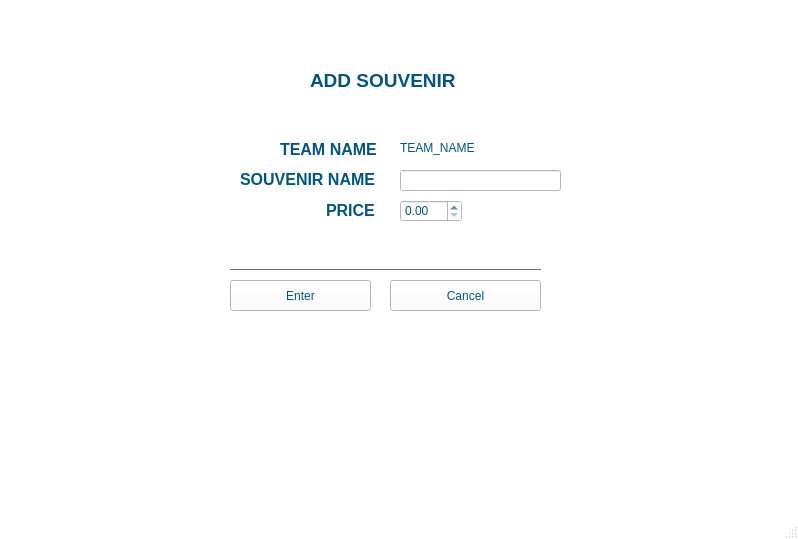
The window that StadiumTourProject/mainwindow.ui (joeyCampbelll/CS1D-Project-2) describes before a commit, drawn with Qt 5.
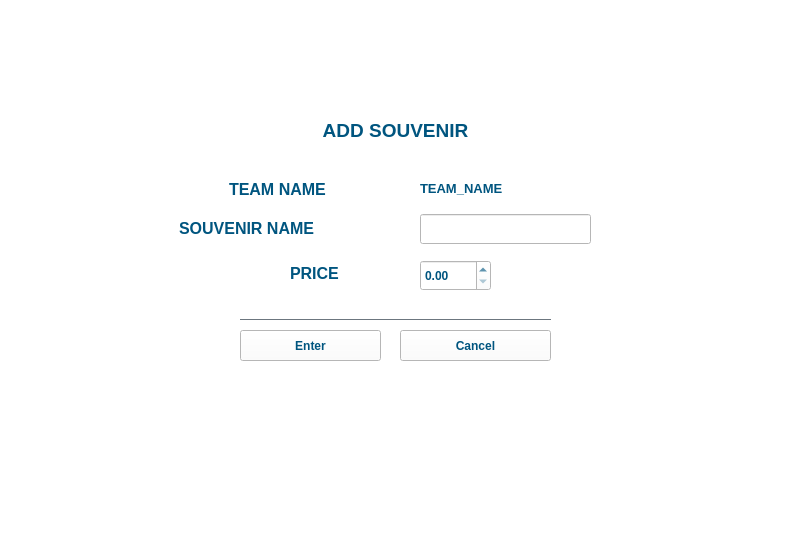
The same window after the commit. The open tabs and pages were chosen to show the change. Icons and pictures are not drawn.

Commit message: adjusted a shit ton of buttons

```diff
--- a/StadiumTourProject/mainwindow.ui
+++ b/StadiumTourProject/mainwindow.ui
@@ -907,6 +907,12 @@
       </disabled>
      </palette>
     </property>
+    <property name="font">
+     <font>
+      <weight>50</weight>
+      <bold>false</bold>
+     </font>
+    </property>
     <property name="currentIndex">
      <number>1</number>
     </property>
@@ -2467,9 +2473,9 @@
      <widget class="QLabel" name="priceTitle_3">
       <property name="geometry">
        <rect>
-        <x>326</x>
-        <y>200</y>
-        <width>61</width>
+        <x>290</x>
+        <y>263</y>
+        <width>111</width>
         <height>21</height>
        </rect>
       </property>
@@ -2480,12 +2486,19 @@
      <widget class="QDoubleSpinBox" name="enterPriceSpinBox_3">
       <property name="geometry">
        <rect>
-        <x>400</x>
-        <y>200</y>
-        <width>62</width>
-        <height>22</height>
+        <x>420</x>
+        <y>260</y>
+        <width>71</width>
+        <height>31</height>
        </rect>
       </property>
+      <property name="font">
+       <font>
+        <pointsize>9</pointsize>
+        <weight>75</weight>
+        <bold>true</bold>
+       </font>
+      </property>
       <property name="maximum">
        <double>1000.000000000000000</double>
       </property>
@@ -2493,9 +2506,9 @@
      <widget class="QLabel" name="teamNameTitle_3">
       <property name="geometry">
        <rect>
-        <x>280</x>
-        <y>140</y>
-        <width>111</width>
+        <x>229</x>
+        <y>180</y>
+        <width>161</width>
         <height>20</height>
        </rect>
       </property>
@@ -2506,12 +2519,19 @@
      <widget class="QLabel" name="updateTeamLabel_3">
       <property name="geometry">
        <rect>
-        <x>400</x>
-        <y>140</y>
-        <width>171</width>
+        <x>420</x>
+        <y>180</y>
+        <width>231</width>
         <height>16</height>
        </rect>
       </property>
+      <property name="font">
+       <font>
+        <pointsize>10</pointsize>
+        <weight>75</weight>
+        <bold>true</bold>
+       </font>
+      </property>
       <property name="text">
        <string>TEAM_NAME</string>
       </property>
@@ -2519,10 +2539,10 @@
      <widget class="QLabel" name="souvenirTitle_5">
       <property name="geometry">
        <rect>
-        <x>240</x>
-        <y>170</y>
-        <width>151</width>
-        <height>20</height>
+        <x>179</x>
+        <y>214</y>
+        <width>211</width>
+        <height>29</height>
        </rect>
       </property>
       <property name="text">
@@ -2532,12 +2552,19 @@
      <widget class="QPushButton" name="enterAddButton">
       <property name="geometry">
        <rect>
-        <x>230</x>
-        <y>280</y>
+        <x>240</x>
+        <y>330</y>
         <width>141</width>
         <height>31</height>
        </rect>
       </property>
+      <property name="font">
+       <font>
+        <pointsize>9</pointsize>
+        <weight>75</weight>
+        <bold>true</bold>
+       </font>
+      </property>
       <property name="text">
        <string>Enter</string>
       </property>
@@ -2545,18 +2572,25 @@
      <widget class="QLineEdit" name="enterNameBox_3">
       <property name="geometry">
        <rect>
-        <x>400</x>
-        <y>170</y>
-        <width>161</width>
-        <height>21</height>
+        <x>420</x>
+        <y>214</y>
+        <width>171</width>
+        <height>30</height>
        </rect>
       </property>
+      <property name="font">
+       <font>
+        <pointsize>10</pointsize>
+        <weight>75</weight>
+        <bold>true</bold>
+       </font>
+      </property>
      </widget>
      <widget class="Line" name="line_3">
       <property name="geometry">
        <rect>
-        <x>230</x>
-        <y>260</y>
+        <x>240</x>
+        <y>310</y>
         <width>311</width>
         <height>21</height>
        </rect>
@@ -2568,12 +2602,19 @@
      <widget class="QPushButton" name="cancelAddButton">
       <property name="geometry">
        <rect>
-        <x>390</x>
-        <y>280</y>
+        <x>400</x>
+        <y>330</y>
         <width>151</width>
         <height>31</height>
        </rect>
       </property>
+      <property name="font">
+       <font>
+        <pointsize>9</pointsize>
+        <weight>75</weight>
+        <bold>true</bold>
+       </font>
+      </property>
       <property name="text">
        <string>Cancel</string>
       </property>
@@ -2581,15 +2622,18 @@
      <widget class="QLabel" name="label_19">
       <property name="geometry">
        <rect>
-        <x>310</x>
-        <y>60</y>
-        <width>211</width>
+        <x>0</x>
+        <y>110</y>
+        <width>791</width>
         <height>41</height>
        </rect>
       </property>
       <property name="text">
        <string>&lt;html&gt;&lt;head/&gt;&lt;body&gt;&lt;p&gt;&lt;span style=&quot; font-size:14pt; font-weight:600;&quot;&gt;ADD SOUVENIR&lt;/span&gt;&lt;/p&gt;&lt;/body&gt;&lt;/html&gt;</string>
       </property>
+      <property name="alignment">
+       <set>Qt::AlignCenter</set>
+      </property>
      </widget>
     </widget>
     <widget class="QWidget" name="editPage">
@@ -3403,7 +3447,6 @@
     </widget>
    </widget>
   </widget>
-  <widget class="QStatusBar" name="statusbar"/>
   <widget class="QMenuBar" name="menuBar">
    <property name="geometry">
     <rect>
```
Left out of the diff: 311 changed lines with no effect on the pictures. The commit also changes 2 other files.
